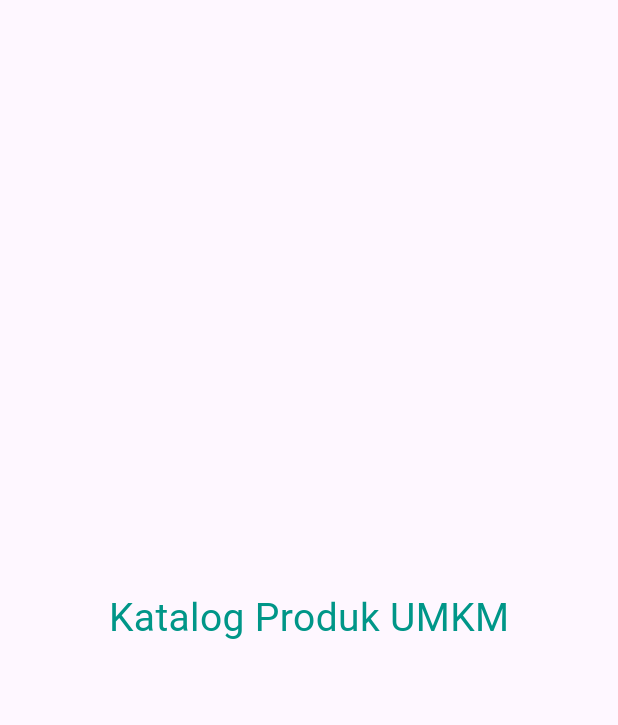
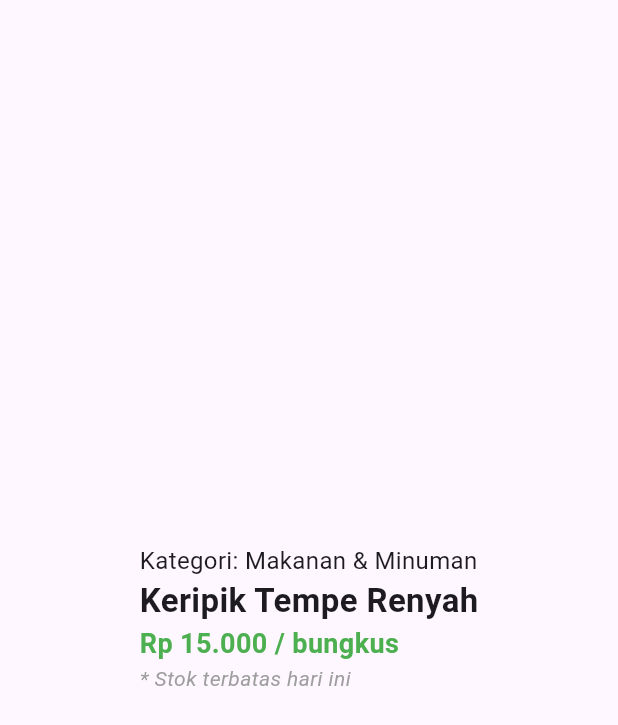
Before and after one commit to Farhan-Almaki/TugasPertemuan3LatihanFlutter, a Flutter app: the screen it shows after launch, on a phone screen of 412 x 824 dp. Shown: the top 725 px of the screen. Run offline on Flutter 3.47's test engine with Material 3 defaults, Android fonts, the phone set to English and light mode, and no system bars.

Commit message:
nambahin widget ProductDetailTextWidget buat variasi font weight dan style

```diff
--- a/lib/main.dart
+++ b/lib/main.dart
@@ -12,25 +12,52 @@ class MyApp extends StatelessWidget {
     return const MaterialApp(
       home: Scaffold(
         body: Center(
-          child: AppHeaderWidget(),
+          child: ProductDetailTextWidget(),
         ),
       ),
     );
   }
 }
 
-
-class AppHeaderWidget extends StatelessWidget {
-  const AppHeaderWidget({super.key});
+class ProductDetailTextWidget extends StatelessWidget {
+  const ProductDetailTextWidget({super.key});
 
   @override
   Widget build(BuildContext context) {
-    return const Text(
-      'Katalog Produk UMKM',
-      style: TextStyle(
-        fontSize: 26,
-        color: Colors.teal,
-      ),
+    return const Column(
+      mainAxisAlignment: MainAxisAlignment.center,
+      crossAxisAlignment: CrossAxisAlignment.start,
+      children: [
+        Text(
+          'Kategori: Makanan & Minuman',
+          style: TextStyle(
+            fontSize: 16,
+          ),
+        ),
+        Text(
+          'Keripik Tempe Renyah',
+          style: TextStyle(
+            fontSize: 22,
+            fontWeight: FontWeight.bold,
+          ),
+        ),
+        Text(
+          'Rp 15.000 / bungkus',
+          style: TextStyle(
+            fontSize: 18,
+            fontWeight: FontWeight.w600,
+            color: Colors.green,
+          ),
+        ),
+        Text(
+          '* Stok terbatas hari ini',
+          style: TextStyle(
+            fontSize: 14,
+            fontStyle: FontStyle.italic,
+            color: Colors.grey,
+          ),
+        ),
+      ],
     );
   }
 }
```
